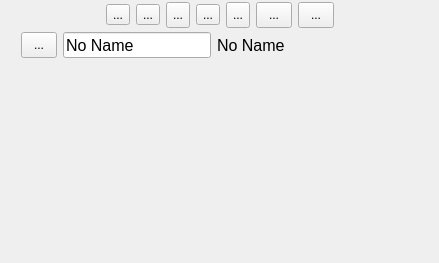
ImagingTools/ImtCore, file Include/imtgui/CCustomLayoutWidgetForm.ui: the form before one commit.
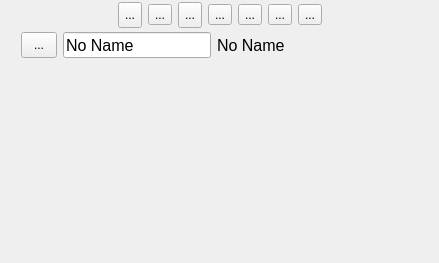
The form after the commit. Icons and pictures are not drawn.

Commit message: Add icons for Layout Manager

```diff
--- a/Include/imtgui/CCustomLayoutWidgetForm.ui
+++ b/Include/imtgui/CCustomLayoutWidgetForm.ui
@@ -99,40 +99,6 @@
          <property name="bottomMargin">
           <number>2</number>
          </property>
-         <item>
-          <widget class="QToolButton" name="ChangeNameButton">
-           <property name="text">
-            <string>...</string>
-           </property>
-           <property name="icon">
-            <iconset resource="imtgui.qrc">
-             <normaloff>:/Icons/Edit</normaloff>:/Icons/Edit</iconset>
-           </property>
-           <property name="iconSize">
-            <size>
-             <width>28</width>
-             <height>28</height>
-            </size>
-           </property>
-          </widget>
-         </item>
-         <item>
-          <widget class="QToolButton" name="ChangeIconButton1">
-           <property name="text">
-            <string>...</string>
-           </property>
-           <property name="icon">
-            <iconset resource="imtgui.qrc">
-             <normaloff>:/Icons/Edit</normaloff>:/Icons/Edit</iconset>
-           </property>
-           <property name="iconSize">
-            <size>
-             <width>28</width>
-             <height>28</height>
-            </size>
-           </property>
-          </widget>
-         </item>
          <item>
           <widget class="QToolButton" name="SplitVerticaly">
            <property name="sizePolicy">
@@ -150,8 +116,8 @@
            </property>
            <property name="iconSize">
             <size>
-             <width>28</width>
-             <height>28</height>
+             <width>20</width>
+             <height>20</height>
             </size>
            </property>
           </widget>
@@ -173,8 +139,8 @@
            </property>
            <property name="iconSize">
             <size>
-             <width>28</width>
-             <height>28</height>
+             <width>20</width>
+             <height>20</height>
             </size>
            </property>
           </widget>
@@ -196,23 +162,67 @@
            </property>
            <property name="iconSize">
             <size>
-             <width>28</width>
-             <height>28</height>
+             <width>20</width>
+             <height>20</height>
             </size>
            </property>
           </widget>
          </item>
          <item>
-          <widget class="QToolButton" name="NamePosition">
+          <widget class="QToolButton" name="AlignLeft">
+           <property name="text">
+            <string>...</string>
+           </property>
+           <property name="icon">
+            <iconset resource="imtgui.qrc">
+             <normaloff>:/Icons/AlignLeft</normaloff>:/Icons/AlignLeft</iconset>
+           </property>
+           <property name="iconSize">
+            <size>
+             <width>20</width>
+             <height>20</height>
+            </size>
+           </property>
+          </widget>
+         </item>
+         <item>
+          <widget class="QToolButton" name="AlignCenter">
+           <property name="text">
+            <string>...</string>
+           </property>
+           <property name="icon">
+            <iconset resource="imtgui.qrc">
+             <normaloff>:/Icons/AlignCenter</normaloff>:/Icons/AlignCenter</iconset>
+           </property>
+           <property name="iconSize">
+            <size>
+             <width>20</width>
+             <height>20</height>
+            </size>
+           </property>
+          </widget>
+         </item>
+         <item>
+          <widget class="QToolButton" name="AlignRight">
            <property name="minimumSize">
             <size>
-             <width>36</width>
-             <height>26</height>
+             <width>0</width>
+             <height>0</height>
             </size>
            </property>
            <property name="text">
             <string>...</string>
            </property>
+           <property name="icon">
+            <iconset resource="imtgui.qrc">
+             <normaloff>:/Icons/AlignRight</normaloff>:/Icons/AlignRight</iconset>
+           </property>
+           <property name="iconSize">
+            <size>
+             <width>20</width>
+             <height>20</height>
+            </size>
+           </property>
            <property name="popupMode">
             <enum>QToolButton::InstantPopup</enum>
            </property>
@@ -222,8 +232,8 @@
           <widget class="QToolButton" name="AddWidgets">
            <property name="minimumSize">
             <size>
-             <width>36</width>
-             <height>26</height>
+             <width>0</width>
+             <height>0</height>
             </size>
            </property>
            <property name="text">
@@ -231,8 +241,8 @@
            </property>
            <property name="iconSize">
             <size>
-             <width>28</width>
-             <height>28</height>
+             <width>20</width>
+             <height>20</height>
             </size>
            </property>
            <property name="popupMode">
```
Left out of the diff: 8 changed lines with no effect on the pictures. The commit also changes 11 other files.
